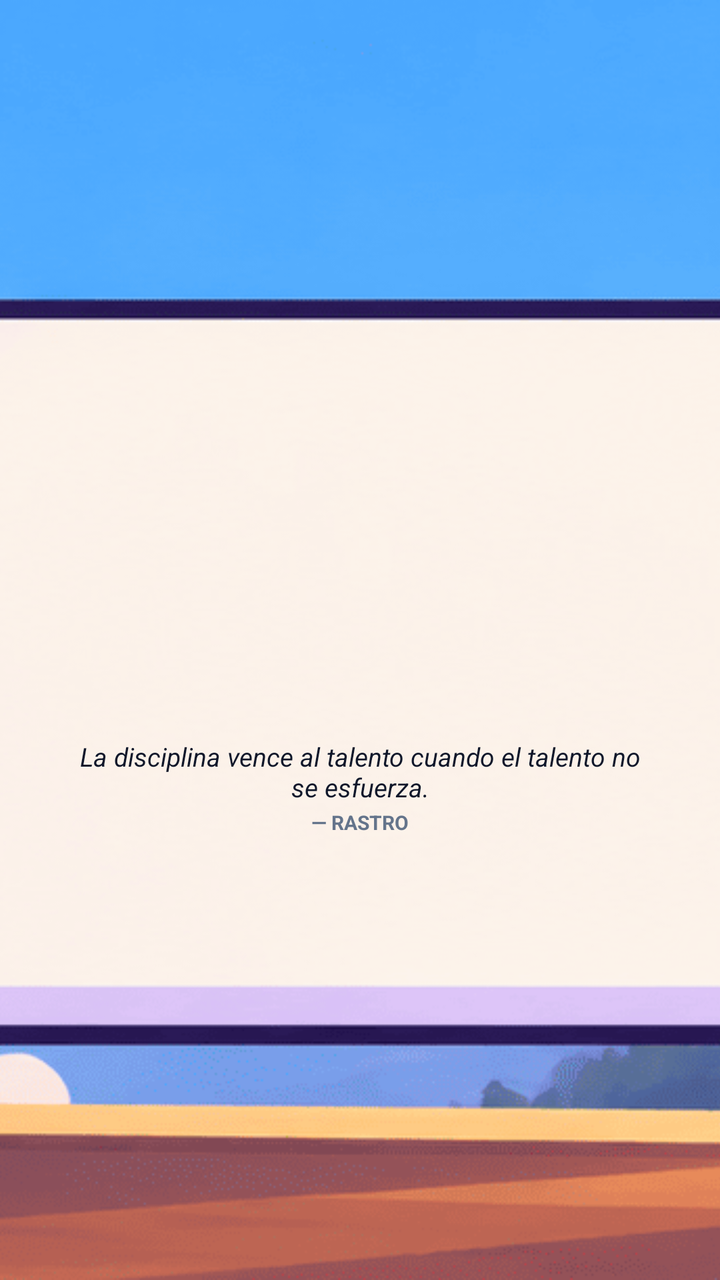
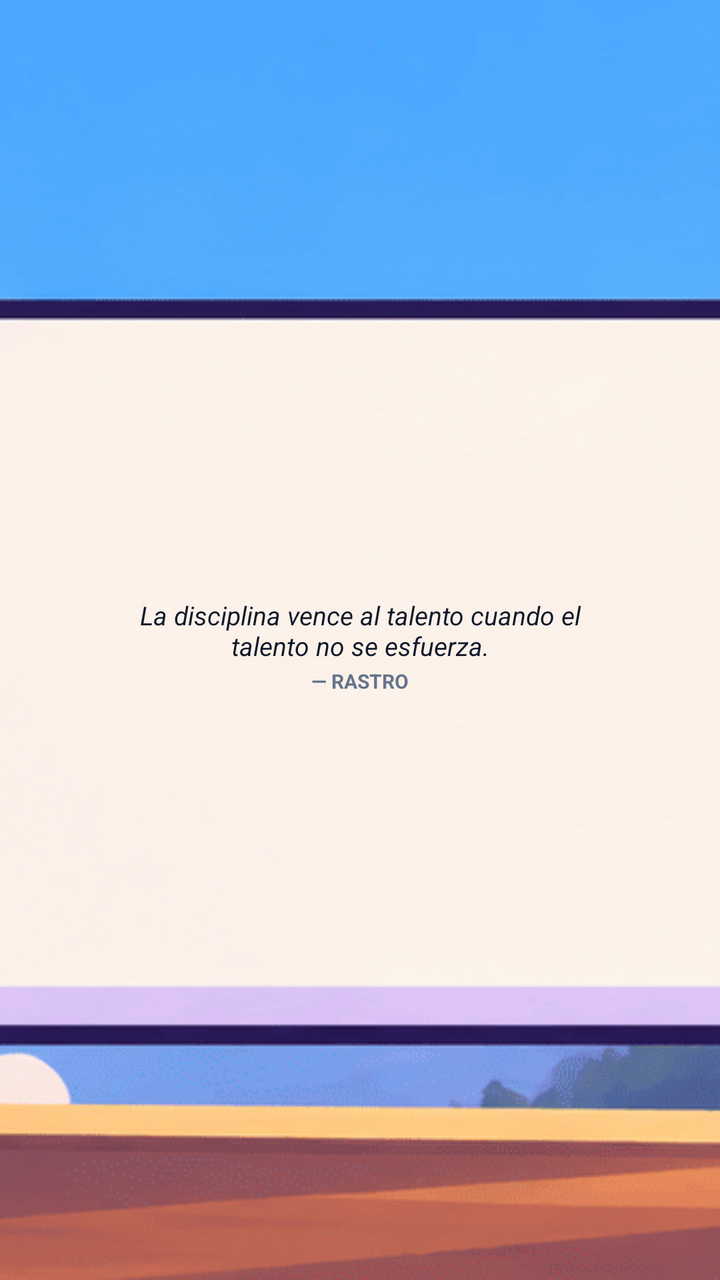

Two renders of the same Android screen: before a commit and after it. Below are the layout's source before the change and the commit's diff.
<!-- AndroidManifest.xml: application theme Theme.Rastro -->
<!-- res/layout/widget_motivacion.xml -->
<?xml version="1.0" encoding="utf-8"?>
<FrameLayout xmlns:android="http://schemas.android.com/apk/res/android"
    android:id="@+id/widget_motivacion_root"
    android:layout_width="match_parent"
    android:layout_height="match_parent">

    <ImageView
        android:layout_width="match_parent"
        android:layout_height="match_parent"
        android:src="@drawable/widget_bg_frase"
        android:scaleType="centerCrop"
        android:contentDescription="@string/app_name" />

    <LinearLayout
        android:layout_width="match_parent"
        android:layout_height="match_parent"
        android:orientation="horizontal"
        android:gravity="center_vertical">

        <View
            android:layout_width="0dp"
            android:layout_height="match_parent"
            android:layout_weight="10" />

        <LinearLayout
            android:layout_width="0dp"
            android:layout_height="match_parent"
            android:layout_weight="80"
            android:orientation="vertical"
            android:gravity="center">

            <View
                android:layout_width="match_parent"
                android:layout_height="0dp"
                android:layout_weight="30" />

            <TextView
                android:id="@+id/widget_motivacion_quote"
                android:layout_width="match_parent"
                android:layout_height="wrap_content"
                android:layout_weight="0"
                android:gravity="center"
                android:text="La disciplina vence al talento cuando el talento no se esfuerza."
                android:textColor="#0F172A"
                android:textSize="13sp"
                android:textStyle="italic"
                android:maxLines="4"
                android:ellipsize="end" />

            <TextView
                android:id="@+id/widget_motivacion_author"
                android:layout_width="match_parent"
                android:layout_height="wrap_content"
                android:layout_marginTop="2dp"
                android:gravity="center"
                android:text="— RASTRO"
                android:textColor="#64748B"
                android:textSize="10sp"
                android:textStyle="bold"
                android:maxLines="1"
                android:ellipsize="end" />

            <View
                android:layout_width="match_parent"
                android:layout_height="0dp"
                android:layout_weight="18" />
        </LinearLayout>

        <View
            android:layout_width="0dp"
            android:layout_height="match_parent"
            android:layout_weight="10" />
    </LinearLayout>

</FrameLayout>
<!-- resources referenced by this layout -->
<resources>
  <!-- drawable widget_bg_frase: png bitmap (drawable-nodpi, 246841 bytes) -->
  <string name="app_name">RASTRO</string>
  <style name="Theme.Rastro" parent="android:Theme.Material.Light.NoActionBar">
          <item name="android:statusBarColor">#F2F2F7</item>
          <item name="android:navigationBarColor">#F2F2F7</item>
          <item name="android:windowLightStatusBar">true</item>
          <item name="android:windowLightNavigationBar">true</item>
          <item name="android:windowBackground">#F2F2F7</item>
      </style>
</resources>

<!-- the commit's change to res/layout/widget_motivacion.xml (unified diff, before → after) -->
@@ -14,62 +14,37 @@
     <LinearLayout
         android:layout_width="match_parent"
         android:layout_height="match_parent"
-        android:orientation="horizontal"
-        android:gravity="center_vertical">
+        android:orientation="vertical"
+        android:gravity="center"
+        android:paddingLeft="56dp"
+        android:paddingRight="56dp"
+        android:paddingTop="12dp"
+        android:paddingBottom="6dp">
 
-        <View
-            android:layout_width="0dp"
-            android:layout_height="match_parent"
-            android:layout_weight="10" />
+        <TextView
+            android:id="@+id/widget_motivacion_quote"
+            android:layout_width="wrap_content"
+            android:layout_height="wrap_content"
+            android:gravity="center"
+            android:text="La disciplina vence al talento cuando el talento no se esfuerza."
+            android:textColor="#0F172A"
+            android:textSize="13sp"
+            android:textStyle="italic"
+            android:maxLines="4"
+            android:ellipsize="end" />
 
-        <LinearLayout
-            android:layout_width="0dp"
-            android:layout_height="match_parent"
-            android:layout_weight="80"
-            android:orientation="vertical"
-            android:gravity="center">
+        <TextView
+            android:id="@+id/widget_motivacion_author"
+            android:layout_width="wrap_content"
+            android:layout_height="wrap_content"
+            android:layout_marginTop="2dp"
+            android:gravity="center"
+            android:text="— RASTRO"
+            android:textColor="#64748B"
+            android:textSize="10sp"
+            android:textStyle="bold"
+            android:maxLines="1" />
 
-            <View
-                android:layout_width="match_parent"
-                android:layout_height="0dp"
-                android:layout_weight="30" />
-
-            <TextView
-                android:id="@+id/widget_motivacion_quote"
-                android:layout_width="match_parent"
-                android:layout_height="wrap_content"
-                android:layout_weight="0"
-                android:gravity="center"
-                android:text="La disciplina vence al talento cuando el talento no se esfuerza."
-                android:textColor="#0F172A"
-                android:textSize="13sp"
-                android:textStyle="italic"
-                android:maxLines="4"
-                android:ellipsize="end" />
-
-            <TextView
-                android:id="@+id/widget_motivacion_author"
-                android:layout_width="match_parent"
-                android:layout_height="wrap_content"
-                android:layout_marginTop="2dp"
-                android:gravity="center"
-                android:text="— RASTRO"
-                android:textColor="#64748B"
-                android:textSize="10sp"
-                android:textStyle="bold"
-                android:maxLines="1"
-                android:ellipsize="end" />
-
-            <View
-                android:layout_width="match_parent"
-                android:layout_height="0dp"
-                android:layout_weight="18" />
-        </LinearLayout>
-
-        <View
-            android:layout_width="0dp"
-            android:layout_height="match_parent"
-            android:layout_weight="10" />
     </LinearLayout>
 
 </FrameLayout>
